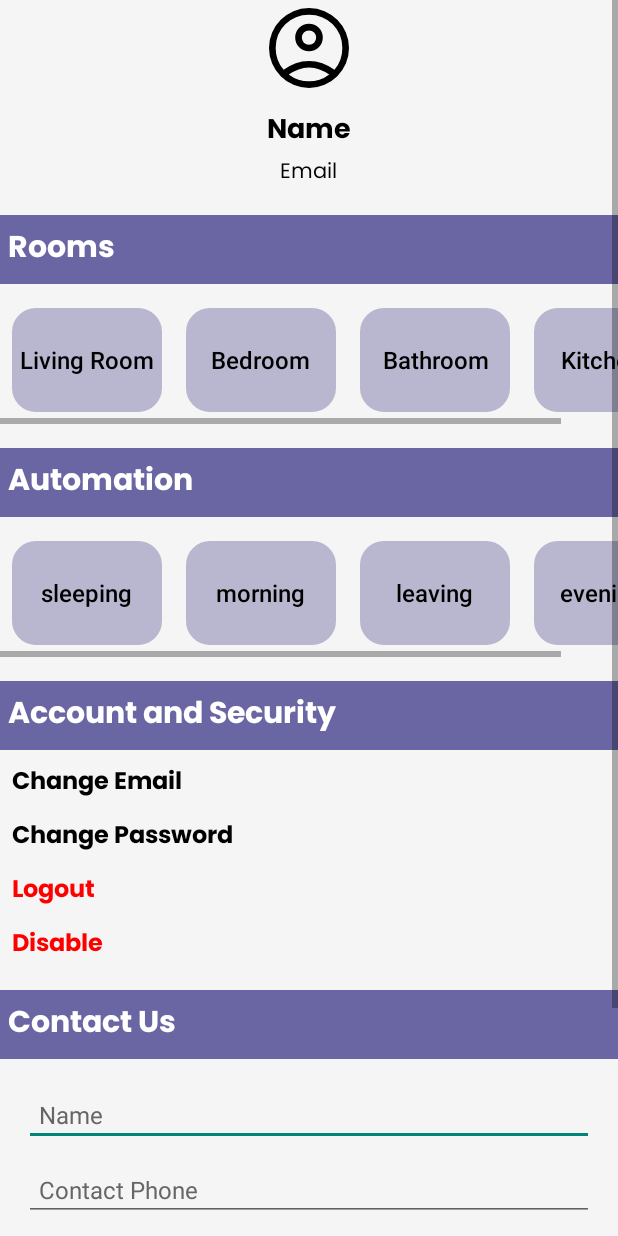
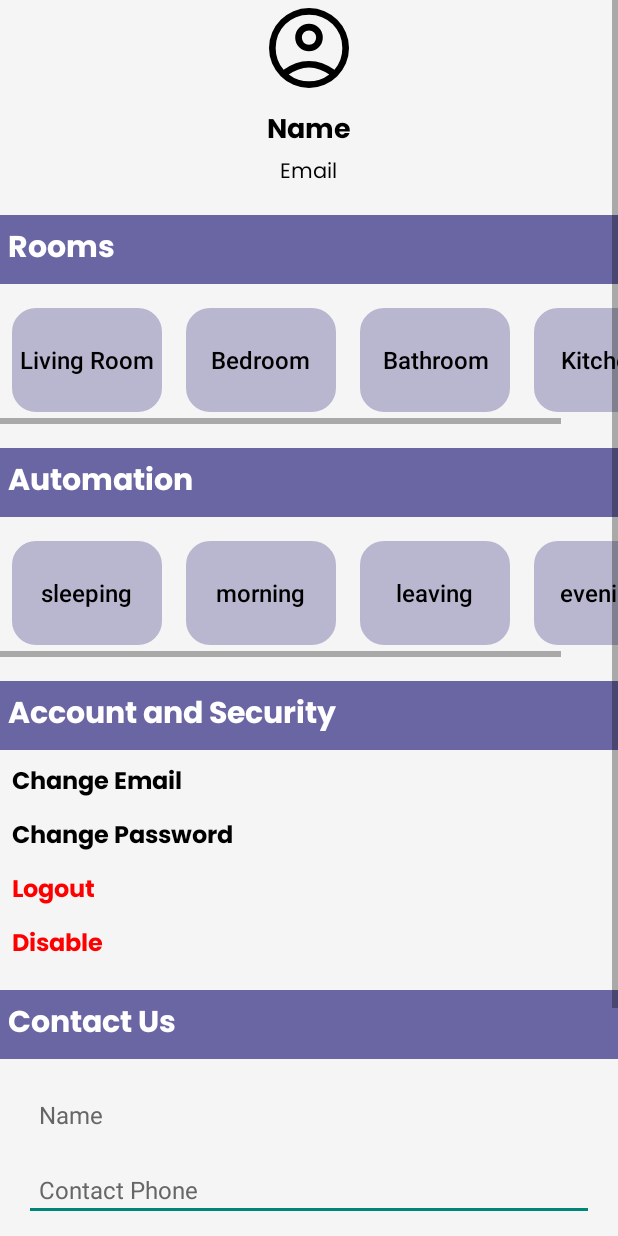
Before and after one commit to Merhii/Smart-Home-Dashboard, an Android app built with Jetpack Compose: the layout profile.xml on its own in the app's theme, with its tools: preview values and no code run, on a phone screen of 412 x 824 dp. Run offline under Robolectric (Android 15) with nearby library versions, the phone set to English and light mode, and no system bars; Roboto replaces fonts that are not available here.

Commit message:
added name al profile

```diff
--- a/app/src/main/java/com/example/myapplication/HomeActivity.kt
+++ b/app/src/main/java/com/example/myapplication/HomeActivity.kt
@@ -69,6 +69,7 @@ class HomeActivity : ComponentActivity() {
         }
         profile.setOnClickListener {
             val intent = Intent(this@HomeActivity, ProfileActivity::class.java)
+            intent.putExtra("Name",username)
             startActivity(intent)
         }
         living.setOnClickListener {
--- a/app/src/main/java/com/example/myapplication/ProfileActivity.kt
+++ b/app/src/main/java/com/example/myapplication/ProfileActivity.kt
@@ -1,5 +1,7 @@
 package com.example.myapplication
 import android.os.Bundle
+import android.widget.EditText
+import android.widget.TextView
 import androidx.activity.ComponentActivity
 import androidx.activity.enableEdgeToEdge
 
@@ -8,5 +10,8 @@ class ProfileActivity : ComponentActivity() {
         super.onCreate(savedInstanceState)
         enableEdgeToEdge()
         setContentView(R.layout.profile)
+        var username = intent.getStringExtra("Name")
+        var name = findViewById<TextView>(R.id.contact_name)
+        name.text =  "$username"
     }
 }
--- a/app/src/main/res/layout/profile.xml
+++ b/app/src/main/res/layout/profile.xml
@@ -298,7 +298,7 @@
             android:padding="16dp">
 
             <!-- Name -->
-            <EditText
+            <TextView
                 android:id="@+id/contact_name"
                 android:layout_width="match_parent"
                 android:layout_height="wrap_content"
```
